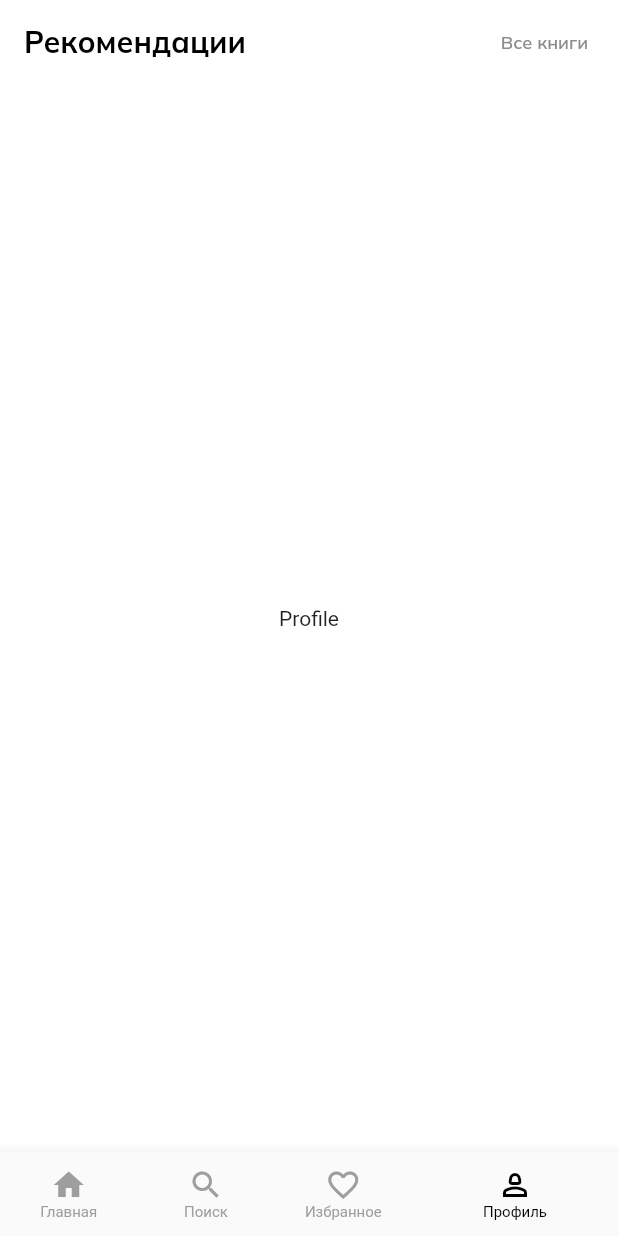
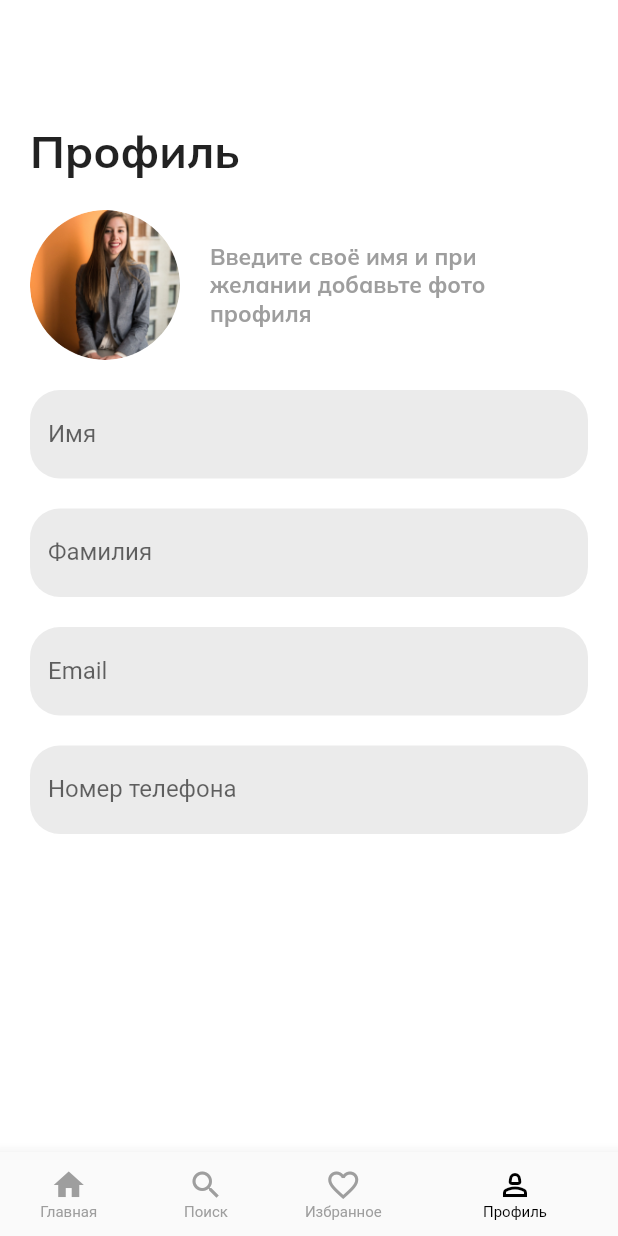
Before and after one commit to AlikhanTurash/busy_reader, a Flutter app: the screen it shows after launch, item 4 of the bottom bar chosen, on a phone screen of 412 x 824 dp. Run offline on Flutter 3.47's test engine with Material 2 defaults, Android fonts, the phone set to English and light mode, and no system bars; our stand-ins replace auto_size_text, bloc, equatable, flutter_bloc, google_fonts, hive; accounts and stored records are empty; network calls fail.

Commit message:
updated profile page

```diff
--- a/lib/main.dart
+++ b/lib/main.dart
@@ -11,7 +11,7 @@ class MyApp extends StatelessWidget {
     return MaterialApp(
         title: 'My Books',
         theme: ThemeData(
-          primarySwatch: Colors.blue,
+          primarySwatch: Colors.grey,
         ),
         home: SplashScreen());
   }
--- a/lib/pages/home.dart
+++ b/lib/pages/home.dart
@@ -1,4 +1,5 @@
 import 'package:busy_reader/pages/books.dart';
+import 'package:busy_reader/pages/profile.dart';
 import 'package:flutter/material.dart';
 import 'package:flutter_bloc/flutter_bloc.dart';
 import 'package:google_fonts/google_fonts.dart';
@@ -11,6 +12,8 @@ class HomePage extends StatefulWidget {
   @override
   State<HomePage> createState() => _HomePageState();
 }
+
+bool appBarVisible = true;
 
 class _HomePageState extends State<HomePage> {
   int _currentSelectedScreen = 0;
@@ -28,7 +31,7 @@ class _HomePageState extends State<HomePage> {
     ),
     Container(
       child: const Center(
-        child: Text("Profile"),
+        child: ProfilePage(),
       ),
     ),
   ];
@@ -36,14 +39,17 @@ class _HomePageState extends State<HomePage> {
   @override
   Widget build(BuildContext context) {
     return Scaffold(
+      resizeToAvoidBottomInset: true,
       backgroundColor: const Color(0xffFFFFFF),
-      appBar: AppBar(
+      appBar: appBarVisible == true
+          ? AppBar(
               backgroundColor: Colors.transparent,
               elevation: 0,
               foregroundColor: Colors.black,
               title: Text(
                 "Рекомендации",
-          style: GoogleFonts.mulish(fontSize: 20, fontWeight: FontWeight.w700),
+                style: GoogleFonts.mulish(
+                    fontSize: 20, fontWeight: FontWeight.w700),
               ),
               actions: [
                 Padding(
@@ -58,7 +64,8 @@ class _HomePageState extends State<HomePage> {
                   )),
                 )
               ],
-      ),
+            )
+          : null,
       bottomNavigationBar: BottomNavigationBar(
         items: const [
           BottomNavigationBarItem(
@@ -88,6 +95,11 @@ class _HomePageState extends State<HomePage> {
         onTap: (value) {
           setState(() {
             _currentSelectedScreen = value;
+            if (value < 3) {
+              appBarVisible = true;
+            } else {
+              appBarVisible = false;
+            }
           });
         },
         currentIndex: _currentSelectedScreen,
--- /dev/null
+++ b/lib/pages/profile.dart
@@ -0,0 +1,106 @@
+import 'package:flutter/material.dart';
+import 'package:google_fonts/google_fonts.dart';
+
+class ProfilePage extends StatelessWidget {
+  const ProfilePage({Key? key}) : super(key: key);
+
+  @override
+  Widget build(BuildContext context) {
+    return SafeArea(
+      child: SingleChildScrollView(
+        reverse: true,
+        child: Container(
+          padding: EdgeInsets.fromLTRB(20, 50, 20, 0),
+          child:
+              Column(crossAxisAlignment: CrossAxisAlignment.start, children: [
+            Text(
+              "Профиль",
+              style:
+                  GoogleFonts.mulish(fontSize: 30, fontWeight: FontWeight.w700),
+            ),
+            SizedBox(
+              height: 20,
+            ),
+            Row(
+              children: [
+                CircleAvatar(
+                  radius: 50,
+                  backgroundColor: Colors.transparent,
+                  child: SizedBox(
+                    child: ClipOval(
+                      child: Image.asset(
+                        "assets/data/images/img.png",
+                      ),
+                    ),
+                  ),
+                ),
+                SizedBox(width: 20),
+                Container(
+                  width: 200,
+                  child: Text(
+                    "Введите своё имя и при желании добавьте фото профиля",
+                    style: GoogleFonts.mulish(
+                        fontSize: 15,
+                        fontWeight: FontWeight.w700,
+                        color: Colors.grey),
+                  ),
+                )
+              ],
+            ),
+            SizedBox(
+              height: 20,
+            ),
+            TextField(
+              decoration: InputDecoration(
+                  filled: true,
+                  fillColor: Color(0xffebebeb),
+                  border: OutlineInputBorder(
+                      borderSide: BorderSide.none,
+                      borderRadius: BorderRadius.circular(20)),
+                  labelText: "Имя"),
+            ),
+            SizedBox(
+              height: 20,
+            ),
+            TextField(
+              decoration: InputDecoration(
+                  filled: true,
+                  fillColor: Color(0xffebebeb),
+                  border: OutlineInputBorder(
+                      borderSide: BorderSide.none,
+                      borderRadius: BorderRadius.circular(20)),
+                  labelText: "Фамилия"),
+            ),
+            SizedBox(
+              height: 20,
+            ),
+            TextField(
+              decoration: InputDecoration(
+                  filled: true,
+                  fillColor: Color(0xffebebeb),
+                  border: OutlineInputBorder(
+                      borderSide: BorderSide.none,
+                      borderRadius: BorderRadius.circular(20)),
+                  labelText: "Email"),
+            ),
+            SizedBox(
+              height: 20,
+            ),
+            TextField(
+              decoration: InputDecoration(
+                  filled: true,
+                  fillColor: Color(0xffebebeb),
+                  border: OutlineInputBorder(
+                      borderSide: BorderSide.none,
+                      borderRadius: BorderRadius.circular(20)),
+                  labelText: "Номер телефона"),
+            ),
+            SizedBox(
+              height: 180,
+            )
+          ]),
+        ),
+      ),
+    );
+  }
+}
```
Also changed, not shown: assets/data/images/img.png (added), 1 other file. Lines whose indentation alone changed are shown as unchanged.
